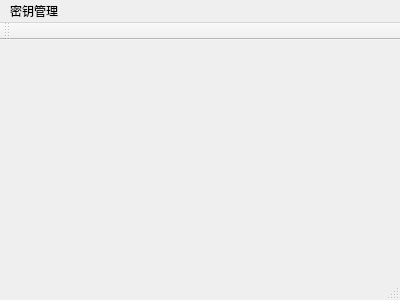
Qt form Demo/RSATools/MainWindow.ui (jysperm/ZeroMS-1x) before a commit.
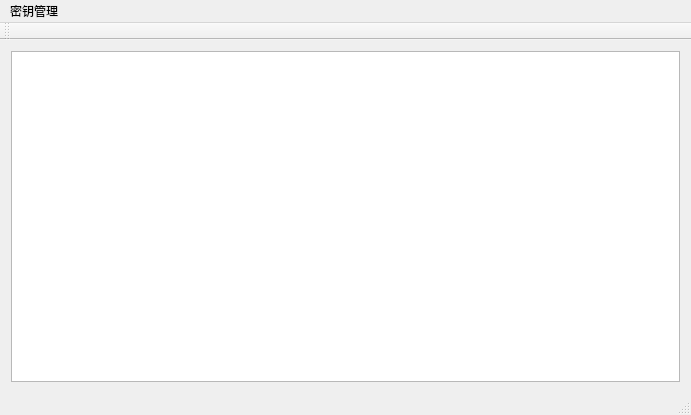
The same form after that commit.

What changed in the file:
```diff
--- a/Demo/RSATools/MainWindow.ui
+++ b/Demo/RSATools/MainWindow.ui
@@ -6,20 +6,26 @@
    <rect>
     <x>0</x>
     <y>0</y>
-    <width>400</width>
-    <height>300</height>
+    <width>691</width>
+    <height>415</height>
    </rect>
   </property>
   <property name="windowTitle">
    <string>MainWindow</string>
   </property>
-  <widget class="QWidget" name="centralWidget"/>
+  <widget class="QWidget" name="centralWidget">
+   <layout class="QVBoxLayout" name="verticalLayout">
+    <item>
+     <widget class="QTextEdit" name="textOut"/>
+    </item>
+   </layout>
+  </widget>
   <widget class="QMenuBar" name="menuBar">
    <property name="geometry">
     <rect>
      <x>0</x>
      <y>0</y>
-     <width>400</width>
+     <width>691</width>
      <height>23</height>
     </rect>
    </property>
```
Left out of the diff: 49 changed lines with no effect on the pictures.
